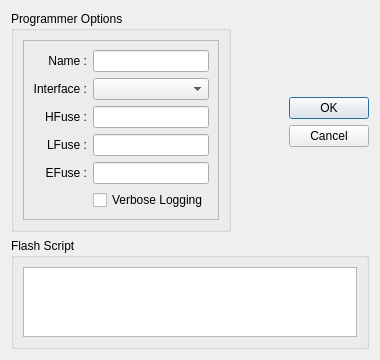
Old version of the form src/optiondlg.ui in the repository muman613/atmel-programmer-ui.
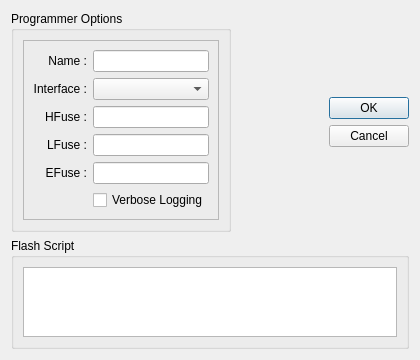
New version of the form.

```diff
--- a/src/optiondlg.ui
+++ b/src/optiondlg.ui
@@ -6,7 +6,7 @@
    <rect>
     <x>0</x>
     <y>0</y>
-    <width>380</width>
+    <width>420</width>
     <height>332</height>
    </rect>
   </property>
```
